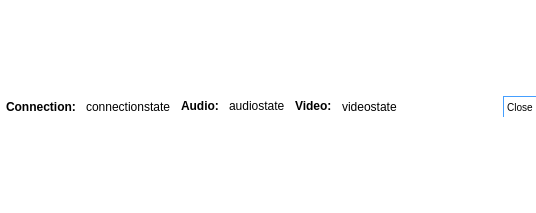
First picture: the form in CommunicationModule/CommunicationUI/ui/VideoSessionWidget.ui, repository realXtend/tundra, before the edit.
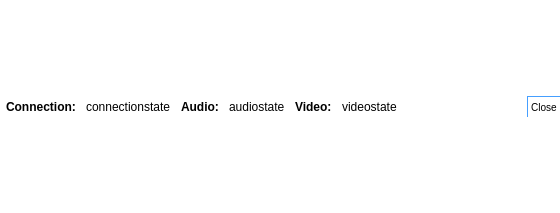
Second picture: the form after the edit.

Commit message: * Video and audio stream states to ui

Patch:
```diff
--- a/CommunicationModule/CommunicationUI/ui/VideoSessionWidget.ui
+++ b/CommunicationModule/CommunicationUI/ui/VideoSessionWidget.ui
@@ -6,7 +6,7 @@
    <rect>
     <x>0</x>
     <y>0</y>
-    <width>536</width>
+    <width>560</width>
     <height>213</height>
    </rect>
   </property>
@@ -118,12 +118,27 @@
               <verstretch>0</verstretch>
              </sizepolicy>
             </property>
+            <property name="minimumSize">
+             <size>
+              <width>0</width>
+              <height>15</height>
+             </size>
+            </property>
+            <property name="maximumSize">
+             <size>
+              <width>16777215</width>
+              <height>15</height>
+             </size>
+            </property>
             <property name="font">
              <font>
               <weight>75</weight>
               <bold>true</bold>
              </font>
             </property>
+            <property name="styleSheet">
+             <string>color: rgb(0,0,0);</string>
+            </property>
             <property name="text">
              <string>Audio:</string>
             </property>
@@ -137,6 +152,21 @@
               <verstretch>0</verstretch>
              </sizepolicy>
             </property>
+            <property name="minimumSize">
+             <size>
+              <width>0</width>
+              <height>15</height>
+             </size>
+            </property>
+            <property name="maximumSize">
+             <size>
+              <width>16777215</width>
+              <height>15</height>
+             </size>
+            </property>
+            <property name="styleSheet">
+             <string>color: rgb(0,0,0);</string>
+            </property>
             <property name="text">
              <string>audiostate</string>
             </property>
@@ -150,12 +180,27 @@
               <verstretch>0</verstretch>
              </sizepolicy>
             </property>
+            <property name="minimumSize">
+             <size>
+              <width>0</width>
+              <height>15</height>
+             </size>
+            </property>
+            <property name="maximumSize">
+             <size>
+              <width>16777215</width>
+              <height>15</height>
+             </size>
+            </property>
             <property name="font">
              <font>
               <weight>75</weight>
               <bold>true</bold>
              </font>
             </property>
+            <property name="styleSheet">
+             <string>color: rgb(0,0,0);</string>
+            </property>
             <property name="text">
              <string>Video:</string>
             </property>
@@ -163,6 +208,27 @@
           </item>
           <item>
            <widget class="QLabel" name="videoStatus">
+            <property name="sizePolicy">
+             <sizepolicy hsizetype="Preferred" vsizetype="Fixed">
+              <horstretch>0</horstretch>
+              <verstretch>0</verstretch>
+             </sizepolicy>
+            </property>
+            <property name="minimumSize">
+             <size>
+              <width>0</width>
+              <height>15</height>
+             </size>
+            </property>
+            <property name="maximumSize">
+             <size>
+              <width>16777215</width>
+              <height>15</height>
+             </size>
+            </property>
+            <property name="styleSheet">
+             <string>color: rgb(0,0,0);</string>
+            </property>
             <property name="text">
              <string>videostate</string>
             </property>
```
Left out of the diff: 2 changed lines with no effect on the pictures. The commit also changes 3 other files.
